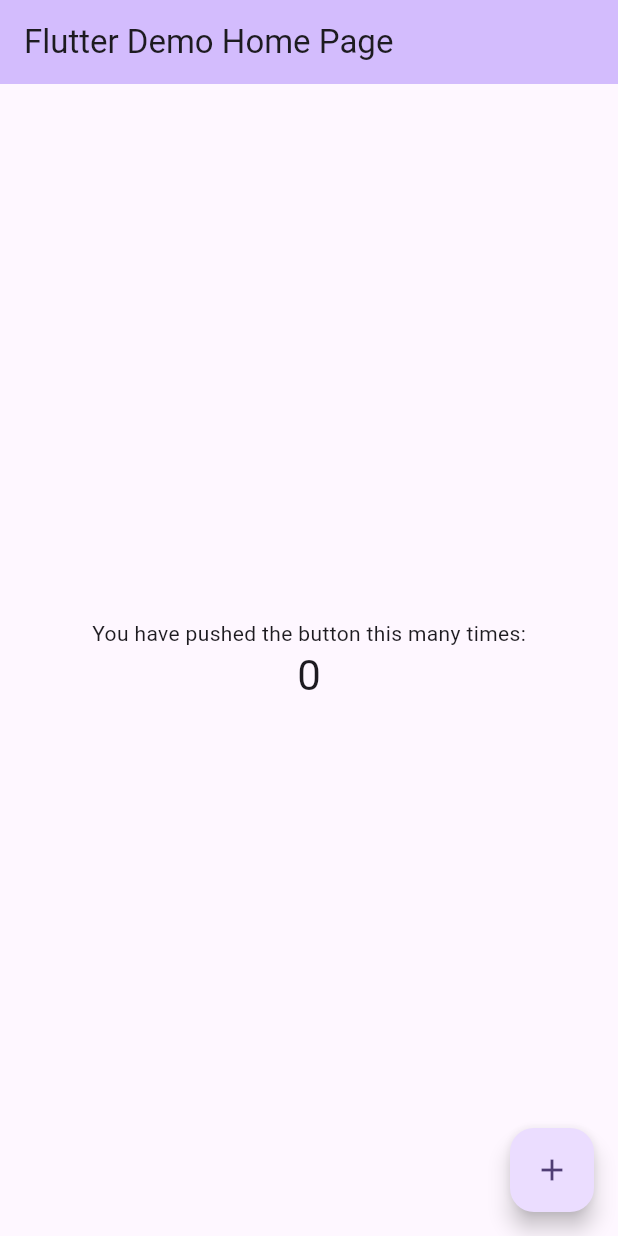
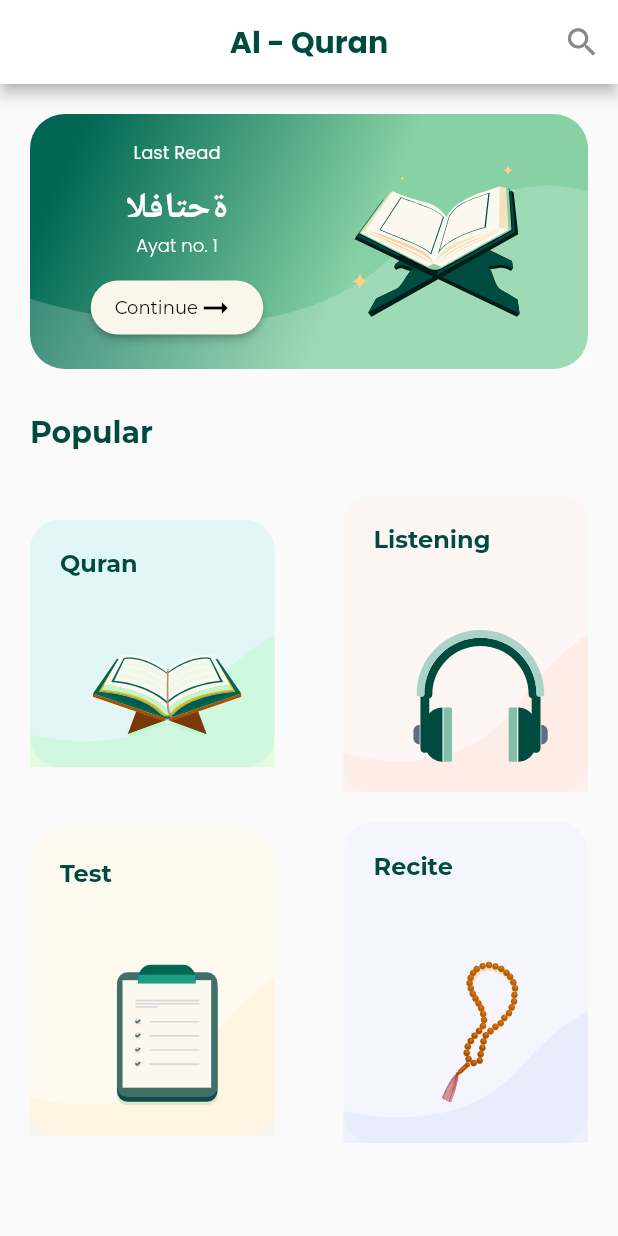
Before and after one commit to AgungAditia/al_quran, a Flutter app: the screen it shows after launch, on a phone screen of 412 x 824 dp. Run offline on Flutter 3.47's test engine with Material 2 defaults, Android fonts, the phone set to English and light mode, and no system bars; our stand-ins replace flutter_svg, google_fonts.

Commit message:
Slicing UI HomePage

```diff
--- a/lib/main.dart
+++ b/lib/main.dart
@@ -1,3 +1,4 @@
+import 'package:al_quran/view/pages/home_page.dart';
 import 'package:flutter/material.dart';
 
 void main() {
@@ -7,119 +8,11 @@ void main() {
 class MyApp extends StatelessWidget {
   const MyApp({super.key});
 
-  // This widget is the root of your application.
   @override
   Widget build(BuildContext context) {
     return MaterialApp(
-      title: 'Flutter Demo',
-      theme: ThemeData(
-        // This is the theme of your application.
-        //
-        // TRY THIS: Try running your application with "flutter run". You'll see
-        // the application has a blue toolbar. Then, without quitting the app,
-        // try changing the seedColor in the colorScheme below to Colors.green
-        // and then invoke "hot reload" (save your changes or press the "hot
-        // reload" button in a Flutter-supported IDE, or press "r" if you used
-        // the command line to start the app).
-        //
-        // Notice that the counter didn't reset back to zero; the application
-        // state is not lost during the reload. To reset the state, use hot
-        // restart instead.
-        //
-        // This works for code too, not just values: Most code changes can be
-        // tested with just a hot reload.
-        colorScheme: ColorScheme.fromSeed(seedColor: Colors.deepPurple),
-        useMaterial3: true,
-      ),
-      home: const MyHomePage(title: 'Flutter Demo Home Page'),
+      debugShowCheckedModeBanner: false,
+      home: HomePage(),
     );
   }
 }
-
-class MyHomePage extends StatefulWidget {
-  const MyHomePage({super.key, required this.title});
-
-  // This widget is the home page of your application. It is stateful, meaning
-  // that it has a State object (defined below) that contains fields that affect
-  // how it looks.
-
-  // This class is the configuration for the state. It holds the values (in this
-  // case the title) provided by the parent (in this case the App widget) and
-  // used by the build method of the State. Fields in a Widget subclass are
-  // always marked "final".
-
-  final String title;
-
-  @override
-  State<MyHomePage> createState() => _MyHomePageState();
-}
-
-class _MyHomePageState extends State<MyHomePage> {
-  int _counter = 0;
-
-  void _incrementCounter() {
-    setState(() {
-      // This call to setState tells the Flutter framework that something has
-      // changed in this State, which causes it to rerun the build method below
-      // so that the display can reflect the updated values. If we changed
-      // _counter without calling setState(), then the build method would not be
-      // called again, and so nothing would appear to happen.
-      _counter++;
-    });
-  }
-
-  @override
-  Widget build(BuildContext context) {
-    // This method is rerun every time setState is called, for instance as done
-    // by the _incrementCounter method above.
-    //
-    // The Flutter framework has been optimized to make rerunning build methods
-    // fast, so that you can just rebuild anything that needs updating rather
-    // than having to individually change instances of widgets.
-    return Scaffold(
-      appBar: AppBar(
-        // TRY THIS: Try changing the color here to a specific color (to
-        // Colors.amber, perhaps?) and trigger a hot reload to see the AppBar
-        // change color while the other colors stay the same.
-        backgroundColor: Theme.of(context).colorScheme.inversePrimary,
-        // Here we take the value from the MyHomePage object that was created by
-        // the App.build method, and use it to set our appbar title.
-        title: Text(widget.title),
-      ),
-      body: Center(
-        // Center is a layout widget. It takes a single child and positions it
-        // in the middle of the parent.
-        child: Column(
-          // Column is also a layout widget. It takes a list of children and
-          // arranges them vertically. By default, it sizes itself to fit its
-          // children horizontally, and tries to be as tall as its parent.
-          //
-          // Column has various properties to control how it sizes itself and
-          // how it positions its children. Here we use mainAxisAlignment to
-          // center the children vertically; the main axis here is the vertical
-          // axis because Columns are vertical (the cross axis would be
-          // horizontal).
-          //
-          // TRY THIS: Invoke "debug painting" (choose the "Toggle Debug Paint"
-          // action in the IDE, or press "p" in the console), to see the
-          // wireframe for each widget.
-          mainAxisAlignment: MainAxisAlignment.center,
-          children: <Widget>[
-            const Text(
-              'You have pushed the button this many times:',
-            ),
-            Text(
-              '$_counter',
-              style: Theme.of(context).textTheme.headlineMedium,
-            ),
-          ],
-        ),
-      ),
-      floatingActionButton: FloatingActionButton(
-        onPressed: _incrementCounter,
-        tooltip: 'Increment',
-        child: const Icon(Icons.add),
-      ), // This trailing comma makes auto-formatting nicer for build methods.
-    );
-  }
-}
--- /dev/null
+++ b/lib/view/pages/home_page.dart
@@ -0,0 +1,189 @@
+import 'package:al_quran/view/widgets/menu_card.dart';
+import 'package:flutter/material.dart';
+import 'package:flutter_svg/flutter_svg.dart';
+import 'package:google_fonts/google_fonts.dart';
+
+class HomePage extends StatelessWidget {
+  const HomePage({super.key});
+
+  @override
+  Widget build(BuildContext context) {
+    return Scaffold(
+      appBar: AppBar(
+        backgroundColor: Colors.white,
+        title: Text(
+          'Al - Quran',
+          style: GoogleFonts.poppins(
+            fontSize: 20,
+            fontWeight: FontWeight.bold,
+            color: const Color(0XFF004B40),
+          ),
+        ),
+        centerTitle: true,
+        actions: [
+          IconButton(
+            onPressed: () {},
+            icon: const Icon(
+              Icons.search,
+              color: Color(0XFF888888),
+              size: 25,
+            ),
+          ),
+        ],
+      ),
+      body: Padding(
+        padding: const EdgeInsets.all(20.0),
+        child: Column(
+          crossAxisAlignment: CrossAxisAlignment.stretch,
+          children: [
+            Container(
+              // width: 360,
+              height: 170,
+              decoration: BoxDecoration(
+                borderRadius: BorderRadius.circular(23),
+                gradient: const LinearGradient(
+                  colors: [
+                    Color(0XFF006754),
+                    Color(0XFF87D1A4),
+                  ],
+                  stops: [0.0, 1.0],
+                  begin: Alignment.centerLeft,
+                  end: FractionalOffset.bottomCenter,
+                ),
+              ),
+              child: Stack(
+                children: [
+                  Positioned(
+                    bottom: 0,
+                    child: SvgPicture.asset('assets/images/vector1.svg'),
+                  ),
+                  Padding(
+                    padding: const EdgeInsets.all(10.0),
+                    child: Row(
+                      children: [
+                        Expanded(
+                          child: Column(
+                            mainAxisAlignment: MainAxisAlignment.center,
+                            children: [
+                              Text(
+                                'Last Read',
+                                style: GoogleFonts.poppins(
+                                  fontSize: 12,
+                                  fontWeight: FontWeight.w400,
+                                  color: Colors.white,
+                                ),
+                              ),
+                              const SizedBox(height: 11),
+                              Text(
+                                'ةحتافلا',
+                                style: GoogleFonts.poppins(
+                                  fontSize: 24,
+                                  fontWeight: FontWeight.bold,
+                                  color: Colors.white,
+                                ),
+                              ),
+                              Text(
+                                'Ayat no. 1',
+                                style: GoogleFonts.poppins(
+                                  fontSize: 12,
+                                  fontWeight: FontWeight.w300,
+                                  color: Colors.white,
+                                ),
+                              ),
+                              const SizedBox(height: 8),
+                              ElevatedButton(
+                                style: ButtonStyle(
+                                  fixedSize: const MaterialStatePropertyAll(
+                                    Size(115, 31),
+                                  ),
+                                  backgroundColor:
+                                      const MaterialStatePropertyAll(
+                                    Color(0XFFFAF6EB),
+                                  ),
+                                  shape: MaterialStatePropertyAll(
+                                    RoundedRectangleBorder(
+                                      borderRadius: BorderRadius.circular(20),
+                                    ),
+                                  ),
+                                ),
+                                child: Row(
+                                  children: [
+                                    Text(
+                                      'Continue',
+                                      style: GoogleFonts.montserrat(
+                                        fontSize: 12,
+                                        fontWeight: FontWeight.w400,
+                                        color: Colors.black,
+                                      ),
+                                    ),
+                                    const Icon(
+                                      Icons.arrow_right_alt,
+                                      color: Colors.black,
+                                    )
+                                  ],
+                                ),
+                                onPressed: () {},
+                              )
+                            ],
+                          ),
+                        ),
+                        Expanded(
+                            child:
+                                SvgPicture.asset('assets/images/alquran.svg')),
+                      ],
+                    ),
+                  )
+                ],
+              ),
+            ),
+            const SizedBox(height: 30),
+            Text(
+              'Popular',
+              style: GoogleFonts.montserrat(
+                fontSize: 20,
+                fontWeight: FontWeight.bold,
+                color: const Color(0XFF004B40),
+              ),
+            ),
+            const SizedBox(height: 30),
+            Row(
+              mainAxisAlignment: MainAxisAlignment.spaceBetween,
+              children: [
+                CardMenu(
+                  title: 'Quran',
+                  color: const Color(0XFFE2F6F8),
+                  image: SvgPicture.asset('assets/images/quran.svg'),
+                  background: SvgPicture.asset('assets/images/vector2.svg'),
+                ),
+                CardMenu(
+                  title: 'Listening',
+                  color: const Color(0XFFFEF6F4),
+                  image: SvgPicture.asset('assets/images/listening.svg'),
+                  background: SvgPicture.asset('assets/images/vector3.svg'),
+                )
+              ],
+            ),
+            const SizedBox(height: 20),
+            Row(
+              mainAxisAlignment: MainAxisAlignment.spaceBetween,
+              children: [
+                CardMenu(
+                  title: 'Test',
+                  color: const Color(0XFFFFFAF0),
+                  image: SvgPicture.asset('assets/images/test.svg'),
+                  background: SvgPicture.asset('assets/images/vector4.svg'),
+                ),
+                CardMenu(
+                  title: 'Recite',
+                  color: const Color(0XFFF5F6FD),
+                  image: SvgPicture.asset('assets/images/recite.svg'),
+                  background: SvgPicture.asset('assets/images/vector5.svg'),
+                )
+              ],
+            ),
+          ],
+        ),
+      ),
+    );
+  }
+}
--- /dev/null
+++ b/lib/view/pages/onboarding_page.dart
@@ -0,0 +1,93 @@
+import 'package:flutter/material.dart';
+import 'package:flutter_svg/flutter_svg.dart';
+import 'package:google_fonts/google_fonts.dart';
+
+class OnboardingPage extends StatelessWidget {
+  const OnboardingPage({super.key});
+
+  @override
+  Widget build(BuildContext context) {
+    return Scaffold(
+      body: SafeArea(
+        child: Stack(
+          children: [
+            SvgPicture.asset('assets/images/component1.svg'),
+            Padding(
+              padding: const EdgeInsets.all(20.0),
+              child: Column(
+                mainAxisAlignment: MainAxisAlignment.center,
+                children: [
+                  Center(
+                    child: Container(
+                      width: 341,
+                      height: 418,
+                      decoration: BoxDecoration(
+                        color: const Color(0XFF186351),
+                        borderRadius: BorderRadius.circular(18),
+                      ),
+                      child: SvgPicture.asset('assets/images/alquran.svg'),
+                    ),
+                  ),
+                  const SizedBox(height: 22),
+                  Text(
+                    'Al Quran',
+                    style: GoogleFonts.poppins(
+                      fontSize: 30,
+                      fontWeight: FontWeight.bold,
+                      color: const Color(0XFF87D1A4),
+                    ),
+                  ),
+                  const SizedBox(height: 16),
+                  Text(
+                    'Learn Quran and Recite everyday',
+                    textAlign: TextAlign.center,
+                    style: GoogleFonts.poppins(
+                      fontSize: 24,
+                      fontWeight: FontWeight.w400,
+                      // color: const Color(0XFF87D1A4),
+                    ),
+                  ),
+                  const SizedBox(height: 22),
+                  ElevatedButton(
+                    style: ButtonStyle(
+                      fixedSize: const MaterialStatePropertyAll(
+                        Size(171, 53),
+                      ),
+                      backgroundColor: const MaterialStatePropertyAll(
+                        Color(0XFF87D1A4),
+                      ),
+                      shape: MaterialStatePropertyAll(
+                        RoundedRectangleBorder(
+                          borderRadius: BorderRadius.circular(50),
+                        ),
+                      ),
+                    ),
+                    child: Row(
+                      mainAxisAlignment: MainAxisAlignment.center,
+                      children: [
+                        Text(
+                          'Get Started',
+                          style: GoogleFonts.montserrat(
+                            fontSize: 16,
+                            fontWeight: FontWeight.w500,
+                            color: const Color(0XFF006754),
+                          ),
+                        ),
+                        const SizedBox(width: 15),
+                        const Icon(
+                          Icons.arrow_right_alt_outlined,
+                          color: Color(0XFF076C58),
+                        ),
+                      ],
+                    ),
+                    onPressed: () {},
+                  ),
+                ],
+              ),
+            )
+          ],
+        ),
+      ),
+    );
+  }
+}
--- /dev/null
+++ b/lib/view/widgets/menu_card.dart
@@ -0,0 +1,63 @@
+import 'package:flutter/material.dart';
+import 'package:flutter_svg/flutter_svg.dart';
+import 'package:google_fonts/google_fonts.dart';
+
+class CardMenu extends StatelessWidget {
+  CardMenu({
+    required this.title,
+    required this.image,
+    required this.background,
+    required this.color,
+    super.key,
+  });
+
+  String title;
+  SvgPicture image;
+  SvgPicture background;
+  Color color;
+
+  @override
+  Widget build(BuildContext context) {
+    return Container(
+      width: 163,
+      decoration: BoxDecoration(
+        color: color,
+        borderRadius: BorderRadius.circular(20),
+      ),
+      child: Stack(
+        children: [
+          Positioned(
+            bottom: 0,
+            child: background,
+          ),
+          Padding(
+            padding: const EdgeInsets.only(
+              top: 20,
+              left: 20,
+            ),
+            child: Column(
+              crossAxisAlignment: CrossAxisAlignment.stretch,
+              children: [
+                Text(
+                  title,
+                  style: GoogleFonts.montserrat(
+                    fontSize: 16,
+                    fontWeight: FontWeight.bold,
+                    color: const Color(0XFF004B40),
+                  ),
+                ),
+                const SizedBox(height: 50),
+                Container(
+                  padding: const EdgeInsets.only(bottom: 20),
+                  // margin: const EdgeInsets.only(left: 5),
+                  // color: Colors.amber,
+                  child: image,
+                ),
+              ],
+            ),
+          )
+        ],
+      ),
+    );
+  }
+}
--- a/pubspec.yaml
+++ b/pubspec.yaml
@@ -35,6 +35,8 @@ dependencies:
   # The following adds the Cupertino Icons font to your application.
   # Use with the CupertinoIcons class for iOS style icons.
   cupertino_icons: ^1.0.2
+  flutter_svg: ^2.0.7
+  google_fonts: ^5.1.0
 
 dev_dependencies:
   flutter_test:
@@ -59,7 +61,9 @@ flutter:
   uses-material-design: true
 
   # To add assets to your application, add an assets section, like this:
-  # assets:
+  assets:
+      - assets/icons/
+      - assets/images/
   #   - images/a_dot_burr.jpeg
   #   - images/a_dot_ham.jpeg
 
```
Also changed, not shown: assets/images/alquran.svg (added), assets/images/component1.svg (added), assets/images/listening.svg (added), assets/images/quran.svg (added), assets/images/recite.svg (added), assets/images/test.svg (added), assets/images/vector1.svg (added), assets/images/vector2.svg (added), assets/images/vector3.svg (added), assets/images/vector4.svg (added), assets/images/vector5.svg (added), pubspec.lock.
